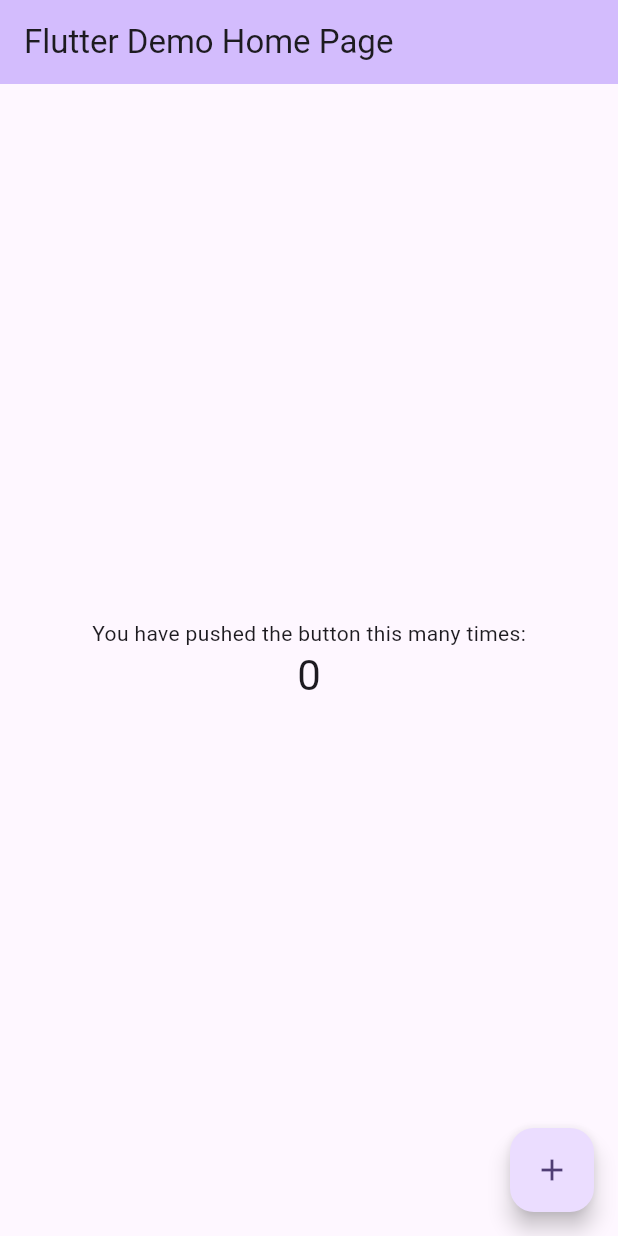
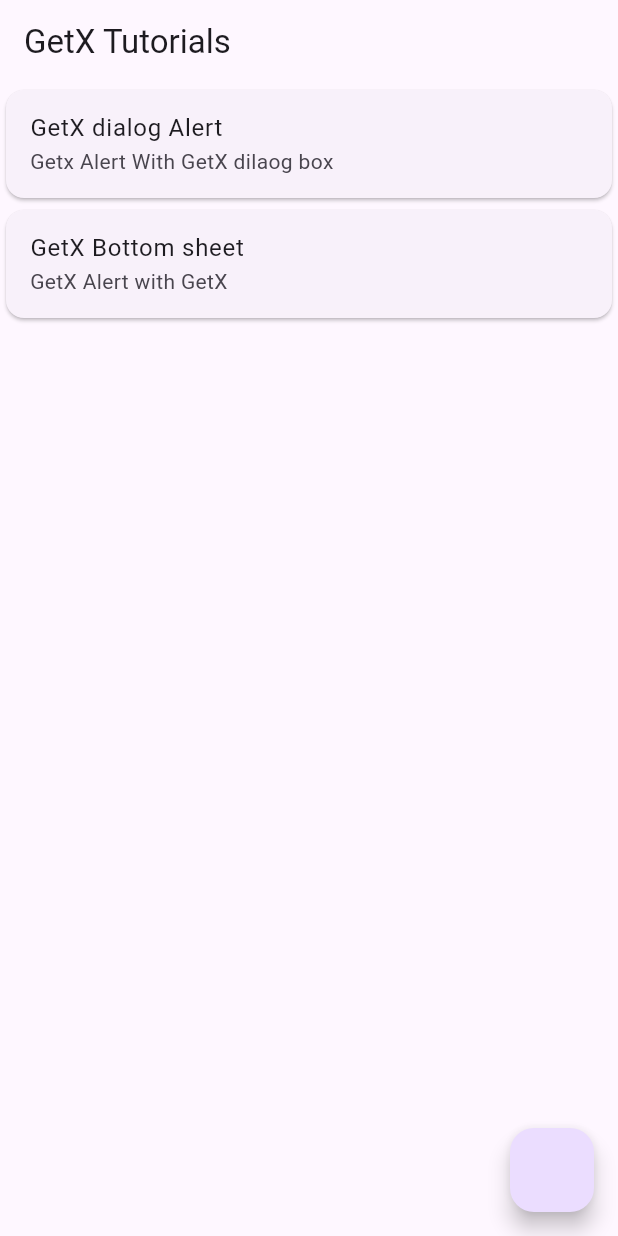
Before and after one commit to KrishN-hub/flutter-masterclass, a Flutter app: the screen it shows after launch, on a phone screen of 412 x 824 dp. Run offline on Flutter 3.47's test engine with Material 3 defaults, Android fonts, the phone set to English and light mode, and no system bars; our stand-ins replace get.

Commit message:
Getx dialog alert, GetX Bottum sheet, GetX Change light & dark Theme

```diff
--- /dev/null
+++ b/lib/home_page.dart
@@ -0,0 +1,77 @@
+import 'package:flutter/material.dart';
+import 'package:get/get.dart';
+
+class HomeScreen extends StatefulWidget {
+  const HomeScreen({super.key});
+
+  @override
+  State<HomeScreen> createState() => _HomeScreenState();
+}
+
+class _HomeScreenState extends State<HomeScreen> {
+  @override
+  Widget build(BuildContext context) {
+    return Scaffold(
+      appBar: AppBar(
+        title: Text('GetX Tutorials'),
+      ),
+      body: Column(
+        children: [
+          Card(
+            child: ListTile(
+              title: Text('GetX dialog Alert'),
+              subtitle: Text('Getx Alert With GetX dilaog box'),
+              onTap: () {
+                Get.defaultDialog(
+                  title: 'Delete Chat',
+                  titlePadding: EdgeInsets.only(top: 20),
+                  contentPadding: EdgeInsets.all(20),
+                  middleText: 'Are You Sure Want to Delete This Chat?',
+                  confirm: TextButton(
+                      onPressed: () {
+                        //Navigator.pop(context);
+                        Get.back();
+                      },
+                      child: Text('Ok')),
+                  cancel: TextButton(onPressed: () {}, child: Text('Cancel')),
+                );
+              },
+            ),
+          ),
+          Card(
+            child: ListTile(
+              title: Text('GetX Bottom sheet'),
+              subtitle: Text('GetX Alert with GetX'),
+              onTap: () {
+                Get.bottomSheet(Container(
+                  decoration: BoxDecoration(
+                      color: Colors.red,
+                      borderRadius: BorderRadius.circular(30)),
+                  child: Column(
+                    children: [
+                      ListTile(
+                        leading: Icon(Icons.light_mode),
+                        title: Text('Light Theme'),
+                        onTap: () {
+                          Get.changeTheme(ThemeData.light());
+                        },
+                      ),
+                      ListTile(
+                        onTap: () {
+                          Get.changeTheme(ThemeData.dark());
+                        },
+                        leading: Icon(Icons.dark_mode),
+                        title: Text('Dark Theme'),
+                      )
+                    ],
+                  ),
+                ));
+              },
+            ),
+          )
+        ],
+      ),
+      floatingActionButton: FloatingActionButton(onPressed: () {}),
+    );
+  }
+}
--- a/lib/main.dart
+++ b/lib/main.dart
@@ -1,4 +1,6 @@
 import 'package:flutter/material.dart';
+import 'package:get/get.dart';
+import 'package:master_class/home_page.dart';
 
 void main() {
   runApp(const MyApp());
@@ -10,116 +12,12 @@
   // This widget is the root of your application.
   @override
   Widget build(BuildContext context) {
-    return MaterialApp(
-      title: 'Flutter Demo',
-      theme: ThemeData(
-        // This is the theme of your application.
-        //
-        // TRY THIS: Try running your application with "flutter run". You'll see
-        // the application has a purple toolbar. Then, without quitting the app,
-        // try changing the seedColor in the colorScheme below to Colors.green
-        // and then invoke "hot reload" (save your changes or press the "hot
-        // reload" button in a Flutter-supported IDE, or press "r" if you used
-        // the command line to start the app).
-        //
-        // Notice that the counter didn't reset back to zero; the application
-        // state is not lost during the reload. To reset the state, use hot
-        // restart instead.
-        //
-        // This works for code too, not just values: Most code changes can be
-        // tested with just a hot reload.
-        colorScheme: ColorScheme.fromSeed(seedColor: Colors.deepPurple),
-        useMaterial3: true,
-      ),
-      home: const MyHomePage(title: 'Flutter Demo Home Page'),
-    );
+    return GetMaterialApp(
+        title: 'Flutter Demo',
+        theme: ThemeData(
+          colorScheme: ColorScheme.fromSeed(seedColor: Colors.deepPurple),
+          useMaterial3: true,
+        ),
+        home: const HomeScreen());
   }
 }
-
-class MyHomePage extends StatefulWidget {
-  const MyHomePage({super.key, required this.title});
-
-  // This widget is the home page of your application. It is stateful, meaning
-  // that it has a State object (defined below) that contains fields that affect
-  // how it looks.
-
-  // This class is the configuration for the state. It holds the values (in this
-  // case the title) provided by the parent (in this case the App widget) and
-  // used by the build method of the State. Fields in a Widget subclass are
-  // always marked "final".
-
-  final String title;
-
-  @override
-  State<MyHomePage> createState() => _MyHomePageState();
-}
-
-class _MyHomePageState extends State<MyHomePage> {
-  int _counter = 0;
-
-  void _incrementCounter() {
-    setState(() {
-      // This call to setState tells the Flutter framework that something has
-      // changed in this State, which causes it to rerun the build method below
-      // so that the display can reflect the updated values. If we changed
-      // _counter without calling setState(), then the build method would not be
-      // called again, and so nothing would appear to happen.
-      _counter++;
-    });
-  }
-
-  @override
-  Widget build(BuildContext context) {
-    // This method is rerun every time setState is called, for instance as done
-    // by the _incrementCounter method above.
-    //
-    // The Flutter framework has been optimized to make rerunning build methods
-    // fast, so that you can just rebuild anything that needs updating rather
-    // than having to individually change instances of widgets.
-    return Scaffold(
-      appBar: AppBar(
-        // TRY THIS: Try changing the color here to a specific color (to
-        // Colors.amber, perhaps?) and trigger a hot reload to see the AppBar
-        // change color while the other colors stay the same.
-        backgroundColor: Theme.of(context).colorScheme.inversePrimary,
-        // Here we take the value from the MyHomePage object that was created by
-        // the App.build method, and use it to set our appbar title.
-        title: Text(widget.title),
-      ),
-      body: Center(
-        // Center is a layout widget. It takes a single child and positions it
-        // in the middle of the parent.
-        child: Column(
-          // Column is also a layout widget. It takes a list of children and
-          // arranges them vertically. By default, it sizes itself to fit its
-          // children horizontally, and tries to be as tall as its parent.
-          //
-          // Column has various properties to control how it sizes itself and
-          // how it positions its children. Here we use mainAxisAlignment to
-          // center the children vertically; the main axis here is the vertical
-          // axis because Columns are vertical (the cross axis would be
-          // horizontal).
-          //
-          // TRY THIS: Invoke "debug painting" (choose the "Toggle Debug Paint"
-          // action in the IDE, or press "p" in the console), to see the
-          // wireframe for each widget.
-          mainAxisAlignment: MainAxisAlignment.center,
-          children: <Widget>[
-            const Text(
-              'You have pushed the button this many times:',
-            ),
-            Text(
-              '$_counter',
-              style: Theme.of(context).textTheme.headlineMedium,
-            ),
-          ],
-        ),
-      ),
-      floatingActionButton: FloatingActionButton(
-        onPressed: _incrementCounter,
-        tooltip: 'Increment',
-        child: const Icon(Icons.add),
-      ), // This trailing comma makes auto-formatting nicer for build methods.
-    );
-  }
-}
--- a/pubspec.yaml
+++ b/pubspec.yaml
@@ -30,6 +30,7 @@ environment:
 dependencies:
   flutter:
     sdk: flutter
+  get: ^4.6.6
 
 
   # The following adds the Cupertino Icons font to your application.
```
Also changed, not shown: pubspec.lock.
